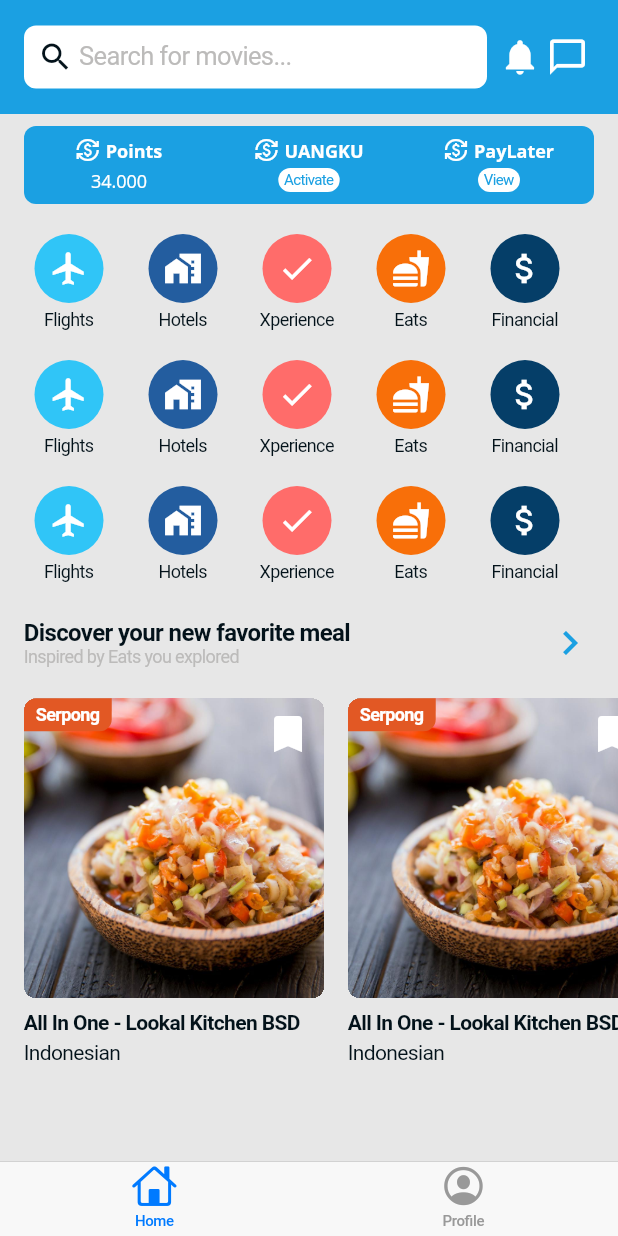
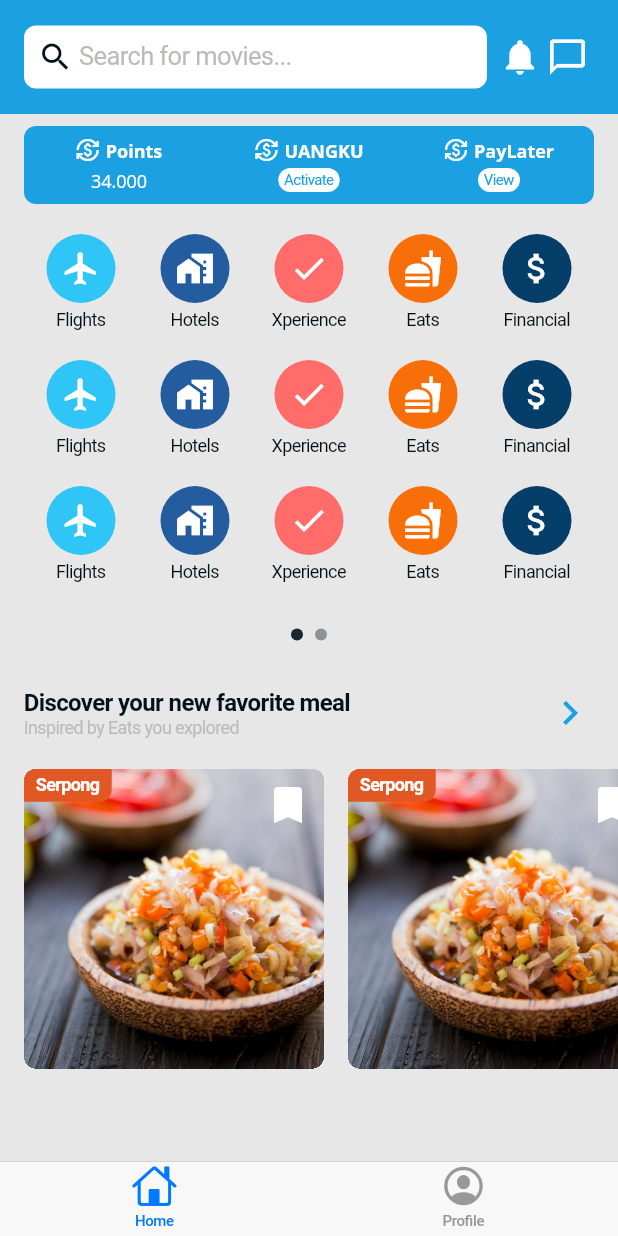
Before and after one commit to theodorusyoga/Flutter-Test-App, a Flutter app: the screen it shows after launch, on a phone screen of 412 x 824 dp. Run offline on Flutter 3.47's test engine with Material 2 defaults, Android fonts, the light colour scheme and no system bars; drawn by our look-alikes of carousel_slider, scroll_snap_list.

Commit message:
Create carousel for homescreen menu

```diff
--- a/lib/views/home/menu/menu.dart
+++ b/lib/views/home/menu/menu.dart
@@ -1,4 +1,5 @@
 import 'package:flutter/material.dart';
+import 'package:carousel_slider/carousel_slider.dart';
 
 import '../../../model/menu_model.dart';
 import '../../../assets/colors.dart';
@@ -70,10 +71,19 @@ var menuItems = <MenuModel>[
       bgColor: colors[ColorName.financialDarkBlue])
 ];
 
-class Menu extends StatelessWidget {
-  Menu({ Key? key }) : super(key: key);
+class Menu extends StatefulWidget {
+  Menu({Key? key}) : super(key: key);
 
-   void _onMenuItemPressed() {
+  @override
+  State<Menu> createState() => _MenuState();
+}
+
+class _MenuState extends State<Menu> {
+  final CarouselController _controller = CarouselController();
+
+  int _currentCarouselIndex = 0;
+
+  void _onMenuItemPressed() {
     // implement menu item pressed
   }
 
@@ -81,7 +91,7 @@ class Menu extends StatelessWidget {
 
   @override
   Widget build(BuildContext context) {
-   final List<Widget> flexibleMenuItem = menuItems
+    final List<Widget> _flexibleMenuItem1 = menuItems
         .map<Widget>((menuItem) => MenuItem(
               menuModel: menuItem,
               menuItemSize: MenuItemSize.medium,
@@ -89,12 +99,64 @@ class Menu extends StatelessWidget {
             ))
         .toList();
 
-    return Container(
-      child: Wrap(
-        children: flexibleMenuItem,
-        runSpacing: 16,
-      ),
-      padding: _styles.menuPadding,
+    final List<Widget> _flexibleMenuItem2 = menuItems
+        .map<Widget>((menuItem) => MenuItem(
+              menuModel: menuItem,
+              menuItemSize: MenuItemSize.medium,
+              onMenuItemPressed: () => _onMenuItemPressed(),
+            ))
+        .toList();
+
+    void _onCarouselPageChanged(int index, CarouselPageChangedReason reason) {
+      setState(() {
+        _currentCarouselIndex = index;
+      });
+    }
+
+    List<Widget> _gestureIndicator = [1, 2]
+        .asMap()
+        .entries
+        .map((entry) => GestureDetector(
+            onTap: () => _controller.animateToPage(entry.key),
+            child: Container(
+              width: 8,
+              height: 8,
+              margin: _styles.indicatorMargin,
+              decoration: BoxDecoration(
+                shape: BoxShape.circle,
+                color: _styles.indicatorColor(
+                    context, _currentCarouselIndex, entry.key),
+              ),
+            )))
+        .toList();
+
+    return Column(
+      children: [
+        CarouselSlider(
+          carouselController: _controller,
+          items: [
+            Container(
+              child: Wrap(
+                children: _flexibleMenuItem1,
+                runSpacing: 16,
+              ),
+              padding: _styles.menuPadding,
+            ),
+            Container(
+              child: Wrap(
+                children: _flexibleMenuItem2,
+                runSpacing: 16,
+              ),
+              padding: _styles.menuPadding,
+            )
+          ],
+          options: _styles.carouselOptions(_onCarouselPageChanged),
+        ),
+        Row(
+          mainAxisAlignment: MainAxisAlignment.center,
+          children: _gestureIndicator,
+        )
+      ],
     );
   }
 }
--- a/lib/views/home/menu/styles.dart
+++ b/lib/views/home/menu/styles.dart
@@ -1,4 +1,5 @@
-import 'package:flutter/cupertino.dart';
+import 'package:carousel_slider/carousel_slider.dart';
+import 'package:flutter/material.dart';
 
 import '../../../assets/colors.dart';
 
@@ -17,4 +18,23 @@ class MenuStyles {
   final EdgeInsetsGeometry menuPadding =
       const EdgeInsets.only(top: 16, left: 8, right: 8);
   // END OF MENU
+
+  // CAROUSEL SLIDER
+  CarouselOptions carouselOptions(Function onPageChanged) => CarouselOptions(
+      enableInfiniteScroll: false,
+      viewportFraction: 1.0,
+      enlargeCenterPage: false,
+      height: 275,
+      onPageChanged: (index, reason) => onPageChanged(index, reason));
+
+  final EdgeInsetsGeometry indicatorMargin =
+      const EdgeInsets.symmetric(vertical: 8, horizontal: 4);
+
+  Color indicatorColor(
+          BuildContext context, int selectedIndex, int currentKey) =>
+      ((Theme.of(context).brightness == Brightness.dark
+              ? colors[ColorName.white]!
+              : colors[ColorName.primary]!))
+          .withOpacity(selectedIndex == currentKey ? 0.9 : 0.4);
+  // END OF CAROUSEL SLIDER
 }
--- a/pubspec.yaml
+++ b/pubspec.yaml
@@ -35,6 +35,7 @@ dependencies:
   cupertino_icons: ^1.0.2
   intl: ^0.17.0
   scroll_snap_list: ^0.8.4
+  carousel_slider: ^4.0.0
 
 dev_dependencies:
   flutter_test:
```
Also changed, not shown: pubspec.lock.
